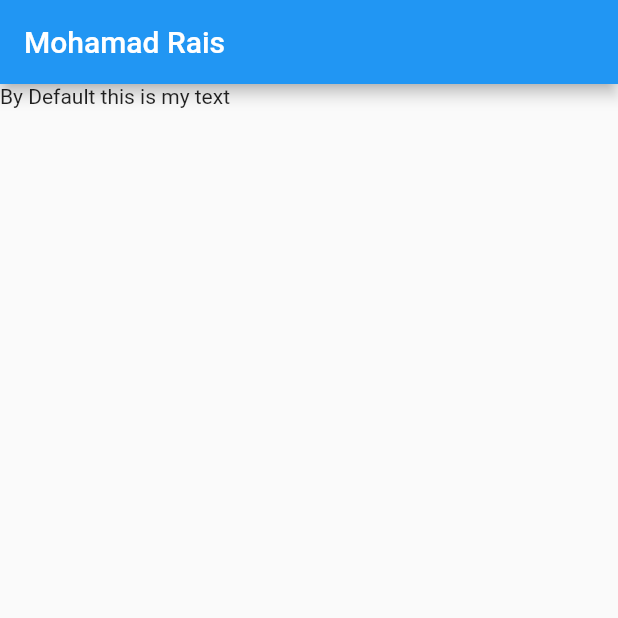
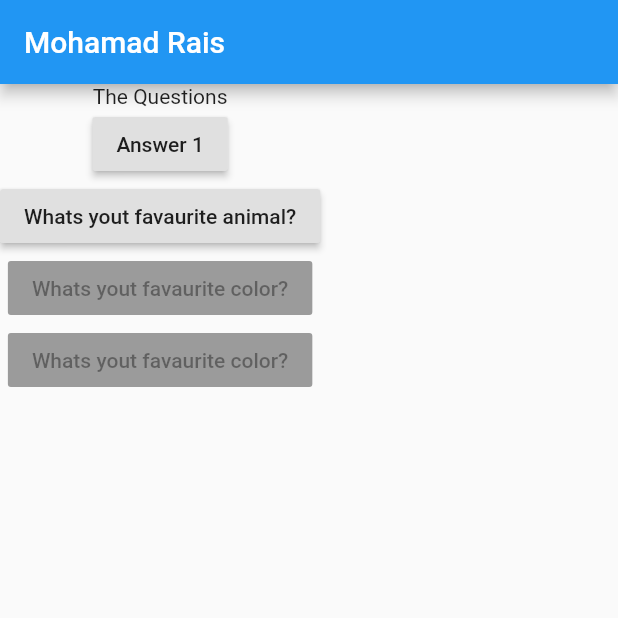
Before and after one commit to RaisTMJ/first_app, a Flutter app: the screen it shows after launch, on a phone screen of 412 x 824 dp, the top half of it. Run offline on Flutter 3.47's test engine with Material 2 defaults, Android fonts, the phone set to English and light mode, and no system bars.

Commit message:
proceed with scaffold body manipulation

```diff
--- a/lib/main.dart
+++ b/lib/main.dart
@@ -1,16 +1,40 @@
 import 'package:flutter/cupertino.dart';
 import 'package:flutter/material.dart';
 
-void main(){
+void main() {
   runApp(MyApp());
 }
 
 class MyApp extends StatelessWidget {
+   myAnswer(){
+     print('print asdasd');
+    return 1;
+
+  }
+
   @override
-  Widget build(BuildContext context){
-    return MaterialApp(home: Scaffold(
-      appBar: AppBar(title: Text('Mohamad Rais'),), body: Text('By Default this is my text'),
-
+  Widget build(BuildContext context) {
+    var questions = [
+      'Whats yout favaurite color?',
+      'Whats yout favaurite animal?'
+    ];
+    return MaterialApp(
+        home: Scaffold(
+      appBar: AppBar(
+        title: Text('Mohamad Rais'),
+      ),
+      body: Column(
+        children: [
+          Text('The Questions'),
+          RaisedButton(
+            child: Text('Answer 1'),
+            onPressed: ()=> {print('test')},
+          ),
+          RaisedButton(child: Text(questions[1]), onPressed: myAnswer),
+          RaisedButton(child: Text(questions.elementAt(0)), onPressed: null),
+          RaisedButton(child: Text(questions[0]), onPressed: null),
+        ],
+      ),
     ));
   }
 }
```
Also changed, not shown: pubspec.lock.
